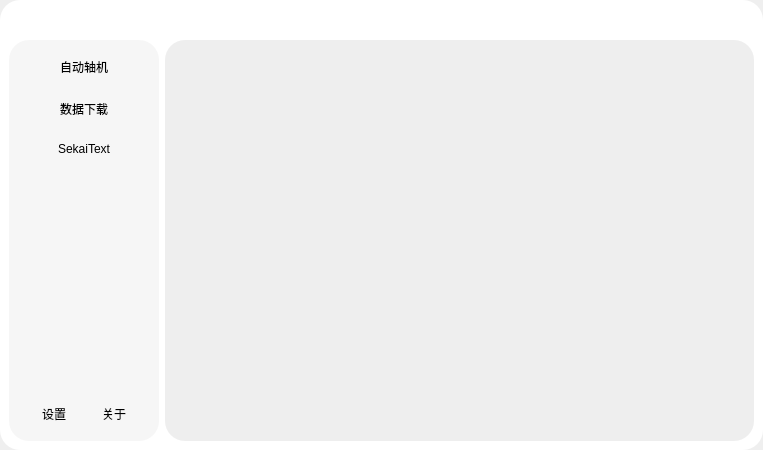
First picture: the form in src/gui/design/WindowMain.ui, repository Icexbb/SekaiSubtitle-Python, before the edit.
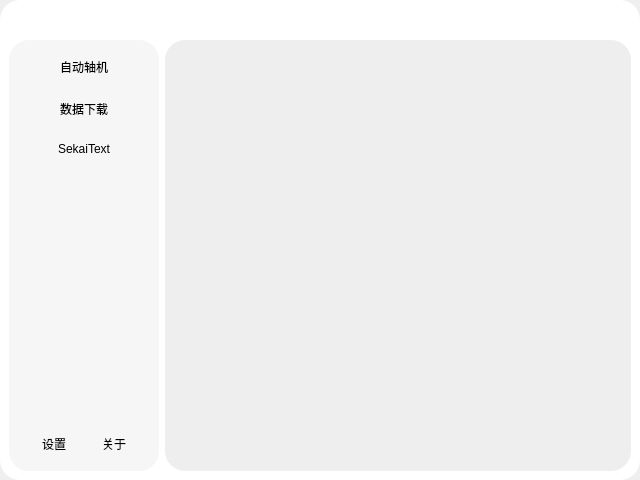
Second picture: the form after the edit.

What changed in the file:
```diff
--- a/src/gui/design/WindowMain.ui
+++ b/src/gui/design/WindowMain.ui
@@ -6,8 +6,8 @@
    <rect>
     <x>0</x>
     <y>0</y>
-    <width>763</width>
-    <height>450</height>
+    <width>640</width>
+    <height>480</height>
    </rect>
   </property>
   <property name="windowTitle">
```
